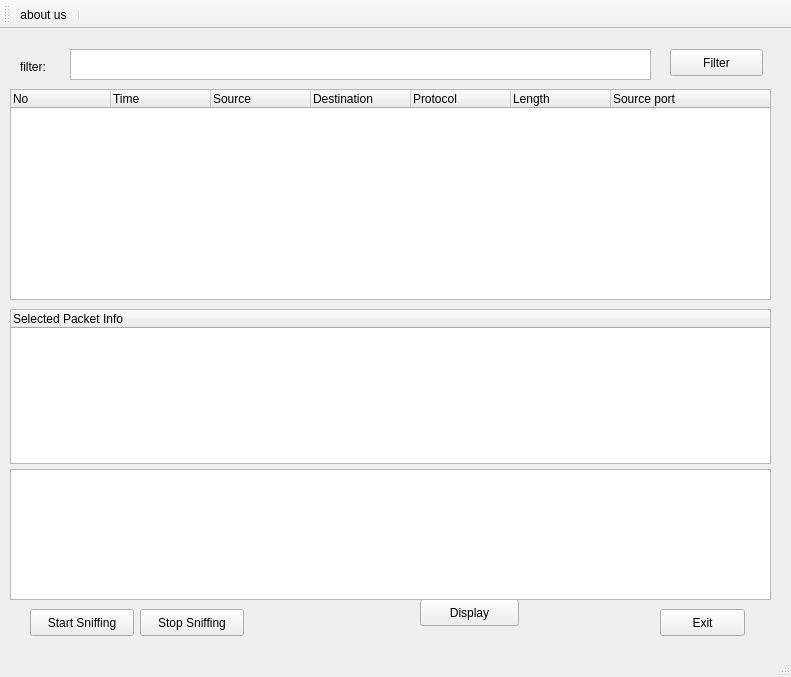
Above: Windows/MainWindow.ui from SaeedAbdelWahab/Python-Packet-Sniffer before the change. Below: the same form after it.
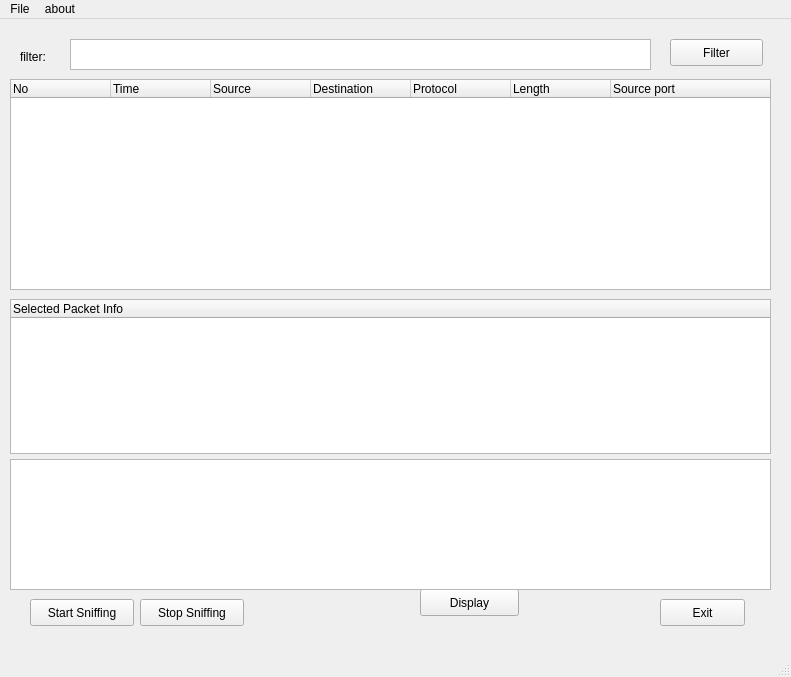
That is the form after the change. Icons and pictures are not drawn.

Commit message: menu bar,file location window,save pcap file added

Patch:
```diff
--- a/Windows/MainWindow.ui
+++ b/Windows/MainWindow.ui
@@ -229,30 +229,35 @@
     </property>
    </widget>
   </widget>
-  <widget class="QToolBar" name="toolBar">
-   <property name="sizePolicy">
-    <sizepolicy hsizetype="Expanding" vsizetype="Fixed">
-     <horstretch>0</horstretch>
-     <verstretch>0</verstretch>
-    </sizepolicy>
-   </property>
-   <property name="windowTitle">
-    <string>toolBar</string>
-   </property>
-   <attribute name="toolBarArea">
-    <enum>TopToolBarArea</enum>
-   </attribute>
-   <attribute name="toolBarBreak">
-    <bool>false</bool>
-   </attribute>
-   <addaction name="actionAbout_us"/>
-   <addaction name="separator"/>
-  </widget>
   <widget class="QStatusBar" name="statusBar">
    <property name="statusTip">
     <string/>
    </property>
   </widget>
+  <widget class="QMenuBar" name="menuBar">
+   <property name="geometry">
+    <rect>
+     <x>0</x>
+     <y>0</y>
+     <width>791</width>
+     <height>21</height>
+    </rect>
+   </property>
+   <widget class="QMenu" name="menuFile">
+    <property name="title">
+     <string>File</string>
+    </property>
+    <addaction name="actionOpen"/>
+    <addaction name="actionSave"/>
+   </widget>
+   <widget class="QMenu" name="menuAbout">
+    <property name="title">
+     <string>about</string>
+    </property>
+   </widget>
+   <addaction name="menuFile"/>
+   <addaction name="menuAbout"/>
+  </widget>
   <action name="actionAbout_us">
    <property name="icon">
     <iconset>
```
Left out of the diff: 16 changed lines with no effect on the pictures. The commit also changes 3 other files.
